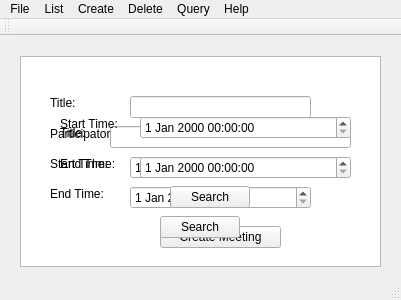
donydchen/Agenda, file mainwindow.ui: the form before one commit.
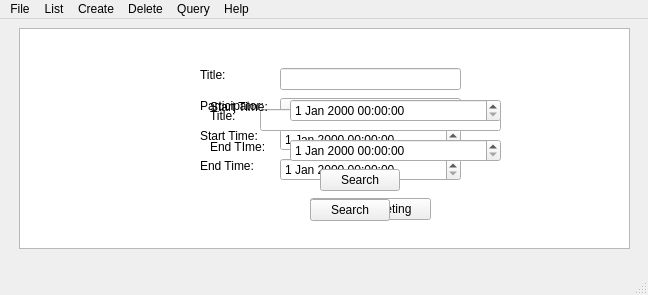
The form after the commit.

What changed in the file:
```diff
--- a/mainwindow.ui
+++ b/mainwindow.ui
@@ -6,8 +6,8 @@
    <rect>
     <x>0</x>
     <y>0</y>
-    <width>401</width>
-    <height>300</height>
+    <width>648</width>
+    <height>295</height>
    </rect>
   </property>
   <property name="acceptDrops">
@@ -20,32 +20,32 @@
    <widget class="QWidget" name="welcomewidget" native="true">
     <property name="geometry">
      <rect>
-      <x>20</x>
+      <x>101</x>
       <y>30</y>
-      <width>361</width>
+      <width>471</width>
       <height>191</height>
      </rect>
     </property>
     <widget class="QLabel" name="label">
      <property name="geometry">
       <rect>
-       <x>0</x>
-       <y>0</y>
-       <width>361</width>
-       <height>71</height>
+       <x>30</x>
+       <y>90</y>
+       <width>431</width>
+       <height>51</height>
       </rect>
      </property>
      <property name="font">
       <font>
        <family>Purisa</family>
-       <pointsize>22</pointsize>
+       <pointsize>18</pointsize>
        <weight>75</weight>
        <italic>true</italic>
        <bold>true</bold>
       </font>
      </property>
      <property name="text">
-      <string>Welcome to</string>
+      <string>Welcome </string>
      </property>
      <property name="alignment">
       <set>Qt::AlignCenter</set>
@@ -54,10 +54,10 @@
     <widget class="QLabel" name="label_2">
      <property name="geometry">
       <rect>
-       <x>0</x>
-       <y>50</y>
+       <x>50</x>
+       <y>20</y>
        <width>361</width>
-       <height>111</height>
+       <height>61</height>
       </rect>
      </property>
      <property name="font">
@@ -80,20 +80,20 @@
    <widget class="QTableView" name="tableView">
     <property name="geometry">
      <rect>
-      <x>20</x>
-      <y>20</y>
-      <width>361</width>
-      <height>211</height>
+      <x>19</x>
+      <y>9</y>
+      <width>611</width>
+      <height>221</height>
      </rect>
     </property>
    </widget>
    <widget class="QWidget" name="createmtwidget" native="true">
     <property name="geometry">
      <rect>
-      <x>20</x>
-      <y>20</y>
+      <x>170</x>
+      <y>9</y>
       <width>361</width>
-      <height>211</height>
+      <height>221</height>
      </rect>
     </property>
     <widget class="QLabel" name="label_3">
@@ -205,7 +205,7 @@
    <widget class="QWidget" name="searchwidget" native="true">
     <property name="geometry">
      <rect>
-      <x>20</x>
+      <x>170</x>
       <y>20</y>
       <width>361</width>
       <height>211</height>
@@ -251,7 +251,7 @@
    <widget class="QWidget" name="searchwidget_2" native="true">
     <property name="geometry">
      <rect>
-      <x>20</x>
+      <x>170</x>
       <y>20</y>
       <width>361</width>
       <height>211</height>
@@ -323,7 +323,7 @@
     <rect>
      <x>0</x>
      <y>0</y>
-     <width>401</width>
+     <width>648</width>
      <height>19</height>
     </rect>
    </property>
@@ -383,14 +383,6 @@
    <addaction name="menuQuery"/>
    <addaction name="menuHelp"/>
   </widget>
-  <widget class="QToolBar" name="mainToolBar">
-   <attribute name="toolBarArea">
-    <enum>TopToolBarArea</enum>
-   </attribute>
-   <attribute name="toolBarBreak">
-    <bool>false</bool>
-   </attribute>
-  </widget>
   <widget class="QStatusBar" name="statusBar"/>
   <action name="actionLogout">
    <property name="text">
```
Left out of the diff: 13 changed lines with no effect on the pictures.
